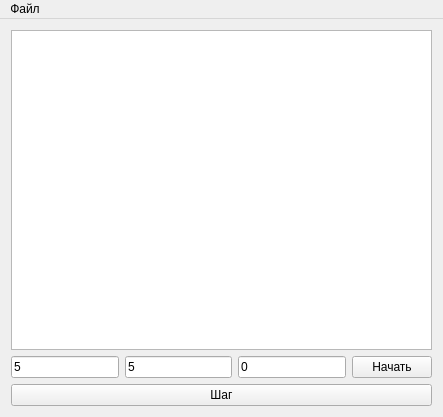
Above: displaymeltmodel.ui from AndreyMlashkin/stefanoproblem before the change. Below: the same form after it.
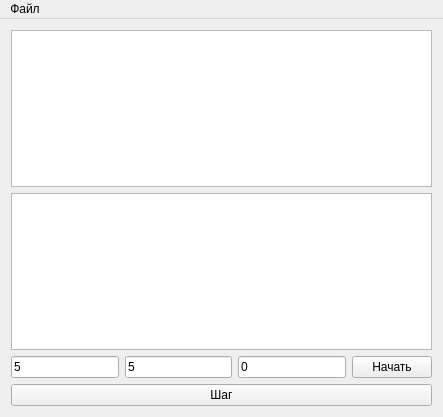
That is the form after the change.

Commit message: graphics applied

What changed in the file:
```diff
--- a/displaymeltmodel.ui
+++ b/displaymeltmodel.ui
@@ -15,6 +15,19 @@
   </property>
   <widget class="QWidget" name="centralWidget">
    <layout class="QVBoxLayout" name="verticalLayout">
+    <item>
+     <widget class="QTableView" name="graphicsView">
+      <attribute name="horizontalHeaderVisible">
+       <bool>false</bool>
+      </attribute>
+      <attribute name="horizontalHeaderDefaultSectionSize">
+       <number>30</number>
+      </attribute>
+      <attribute name="verticalHeaderVisible">
+       <bool>false</bool>
+      </attribute>
+     </widget>
+    </item>
     <item>
      <widget class="QTableView" name="view"/>
     </item>
```
The commit also changes 9 other files.
